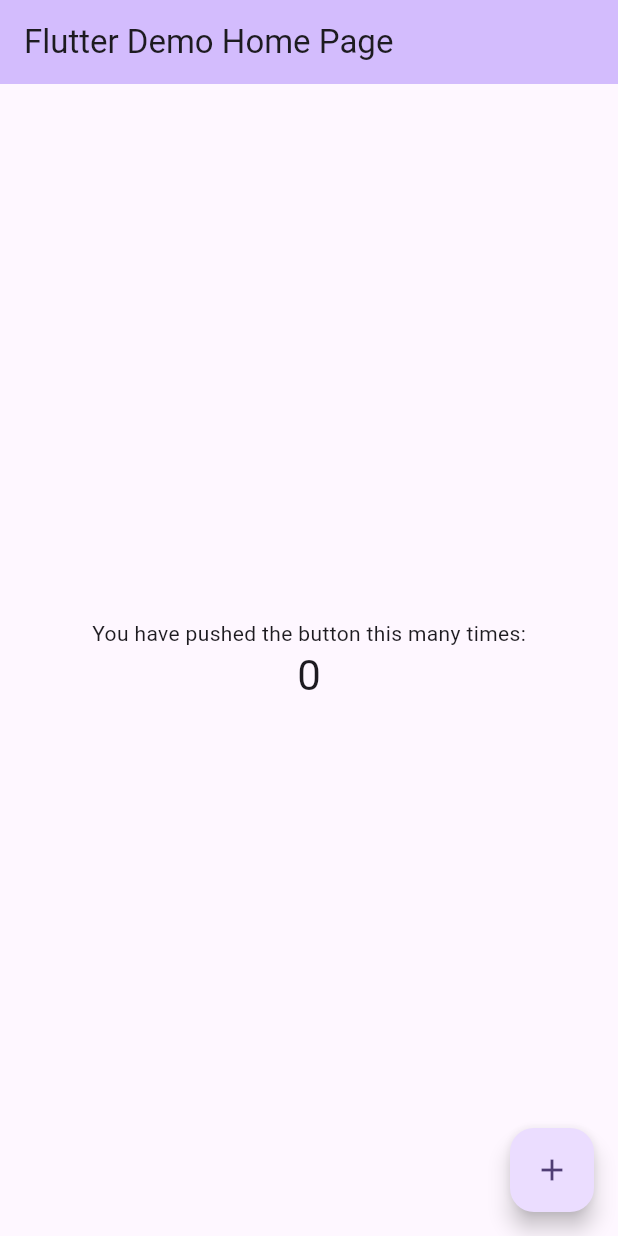
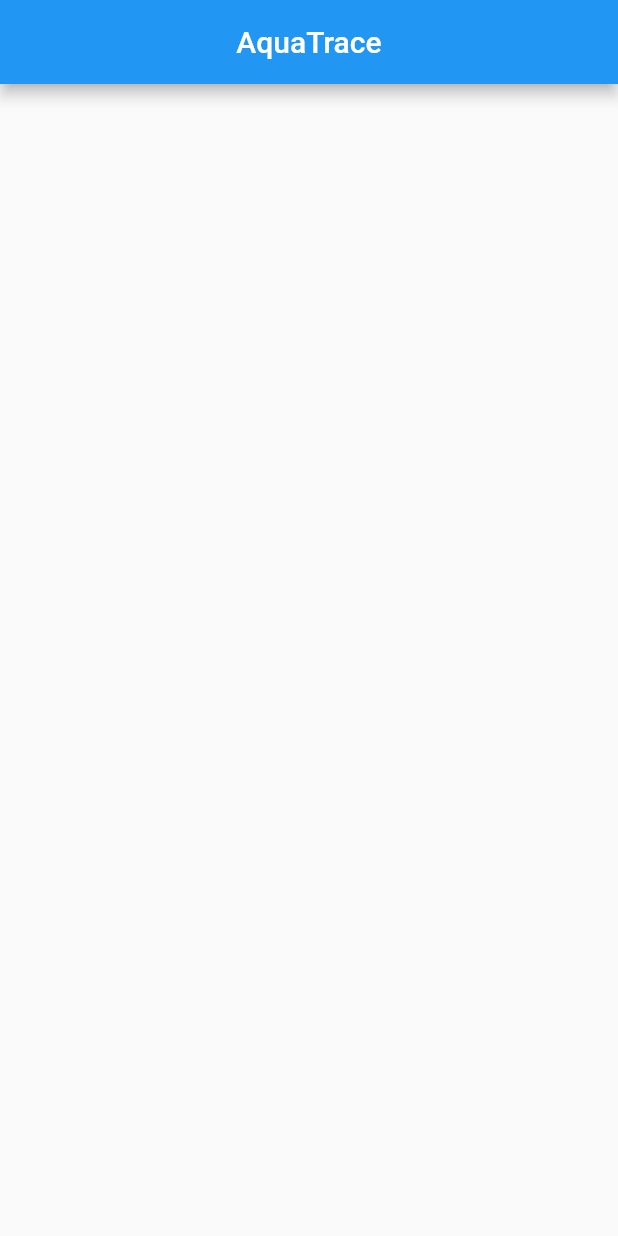
Before and after one commit to Sunandhit-Gupta/AquaTrace, a Flutter app: the screen it shows after launch, on a phone screen of 412 x 824 dp. Run offline on Flutter 3.47's test engine with Material 2 defaults, Android fonts, the phone set to English and light mode, and no system bars.

Commit message:
Deleting TestApp code of flutter

```diff
--- a/aqua_trace/lib/main.dart
+++ b/aqua_trace/lib/main.dart
@@ -1,125 +1,18 @@
 import 'package:flutter/material.dart';
 
 void main() {
-  runApp(const MyApp());
+  runApp(const Home());
 }
 
-class MyApp extends StatelessWidget {
-  const MyApp({super.key});
+class Home extends StatelessWidget {
+  const Home({super.key});
 
-  // This widget is the root of your application.
   @override
   Widget build(BuildContext context) {
-    return MaterialApp(
-      title: 'Flutter Demo',
-      theme: ThemeData(
-        // This is the theme of your application.
-        //
-        // TRY THIS: Try running your application with "flutter run". You'll see
-        // the application has a blue toolbar. Then, without quitting the app,
-        // try changing the seedColor in the colorScheme below to Colors.green
-        // and then invoke "hot reload" (save your changes or press the "hot
-        // reload" button in a Flutter-supported IDE, or press "r" if you used
-        // the command line to start the app).
-        //
-        // Notice that the counter didn't reset back to zero; the application
-        // state is not lost during the reload. To reset the state, use hot
-        // restart instead.
-        //
-        // This works for code too, not just values: Most code changes can be
-        // tested with just a hot reload.
-        colorScheme: ColorScheme.fromSeed(seedColor: Colors.deepPurple),
-        useMaterial3: true,
+    return  MaterialApp(
+      home: Scaffold(
+        appBar: AppBar(title: const Center(child:  Text("AquaTrace")),),
       ),
-      home: const MyHomePage(title: 'Flutter Demo Home Page'),
     );
   }
 }
-
-class MyHomePage extends StatefulWidget {
-  const MyHomePage({super.key, required this.title});
-
-  // This widget is the home page of your application. It is stateful, meaning
-  // that it has a State object (defined below) that contains fields that affect
-  // how it looks.
-
-  // This class is the configuration for the state. It holds the values (in this
-  // case the title) provided by the parent (in this case the App widget) and
-  // used by the build method of the State. Fields in a Widget subclass are
-  // always marked "final".
-
-  final String title;
-
-  @override
-  State<MyHomePage> createState() => _MyHomePageState();
-}
-
-class _MyHomePageState extends State<MyHomePage> {
-  int _counter = 0;
-
-  void _incrementCounter() {
-    setState(() {
-      // This call to setState tells the Flutter framework that something has
-      // changed in this State, which causes it to rerun the build method below
-      // so that the display can reflect the updated values. If we changed
-      // _counter without calling setState(), then the build method would not be
-      // called again, and so nothing would appear to happen.
-      _counter++;
-    });
-  }
-
-  @override
-  Widget build(BuildContext context) {
-    // This method is rerun every time setState is called, for instance as done
-    // by the _incrementCounter method above.
-    //
-    // The Flutter framework has been optimized to make rerunning build methods
-    // fast, so that you can just rebuild anything that needs updating rather
-    // than having to individually change instances of widgets.
-    return Scaffold(
-      appBar: AppBar(
-        // TRY THIS: Try changing the color here to a specific color (to
-        // Colors.amber, perhaps?) and trigger a hot reload to see the AppBar
-        // change color while the other colors stay the same.
-        backgroundColor: Theme.of(context).colorScheme.inversePrimary,
-        // Here we take the value from the MyHomePage object that was created by
-        // the App.build method, and use it to set our appbar title.
-        title: Text(widget.title),
-      ),
-      body: Center(
-        // Center is a layout widget. It takes a single child and positions it
-        // in the middle of the parent.
-        child: Column(
-          // Column is also a layout widget. It takes a list of children and
-          // arranges them vertically. By default, it sizes itself to fit its
-          // children horizontally, and tries to be as tall as its parent.
-          //
-          // Column has various properties to control how it sizes itself and
-          // how it positions its children. Here we use mainAxisAlignment to
-          // center the children vertically; the main axis here is the vertical
-          // axis because Columns are vertical (the cross axis would be
-          // horizontal).
-          //
-          // TRY THIS: Invoke "debug painting" (choose the "Toggle Debug Paint"
-          // action in the IDE, or press "p" in the console), to see the
-          // wireframe for each widget.
-          mainAxisAlignment: MainAxisAlignment.center,
-          children: <Widget>[
-            const Text(
-              'You have pushed the button this many times:',
-            ),
-            Text(
-              '$_counter',
-              style: Theme.of(context).textTheme.headlineMedium,
-            ),
-          ],
-        ),
-      ),
-      floatingActionButton: FloatingActionButton(
-        onPressed: _incrementCounter,
-        tooltip: 'Increment',
-        child: const Icon(Icons.add),
-      ), // This trailing comma makes auto-formatting nicer for build methods.
-    );
-  }
-}
```
